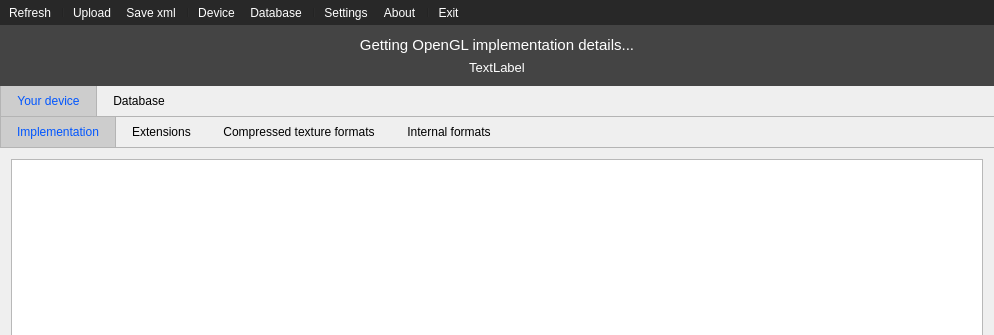
Qt form glCapsViewer.ui (SaschaWillems/glCapsViewer) before a commit; both pictures show x 0 to 994 and y 0 to 335 of the 994 by 796 pixel window.
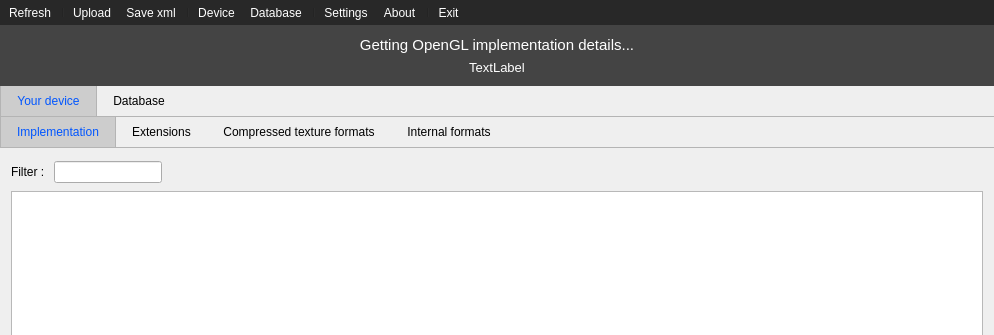
The same form after that commit. The open tabs and pages were chosen to show the change. Icons and pictures are not drawn.

Commit message: Model based tree view and live filtering for implementation details

```diff
--- a/glCapsViewer.ui
+++ b/glCapsViewer.ui
@@ -193,7 +193,54 @@
                </attribute>
                <layout class="QVBoxLayout" name="verticalLayout_9">
                 <item>
-                 <widget class="QTreeWidget" name="treeWidget">
+                 <widget class="QWidget" name="widget_3" native="true">
+                  <layout class="QFormLayout" name="formLayout_2">
+                   <property name="leftMargin">
+                    <number>0</number>
+                   </property>
+                   <property name="topMargin">
+                    <number>2</number>
+                   </property>
+                   <property name="rightMargin">
+                    <number>0</number>
+                   </property>
+                   <property name="bottomMargin">
+                    <number>2</number>
+                   </property>
+                   <item row="0" column="0">
+                    <widget class="QLabel" name="label_3">
+                     <property name="sizePolicy">
+                      <sizepolicy hsizetype="Fixed" vsizetype="Preferred">
+                       <horstretch>0</horstretch>
+                       <verstretch>0</verstretch>
+                      </sizepolicy>
+                     </property>
+                     <property name="text">
+                      <string>Filter : </string>
+                     </property>
+                     <property name="scaledContents">
+                      <bool>false</bool>
+                     </property>
+                     <property name="alignment">
+                      <set>Qt::AlignLeading|Qt::AlignLeft|Qt::AlignVCenter</set>
+                     </property>
+                    </widget>
+                   </item>
+                   <item row="0" column="1">
+                    <widget class="QLineEdit" name="lineEditImplementation">
+                     <property name="sizePolicy">
+                      <sizepolicy hsizetype="Fixed" vsizetype="Fixed">
+                       <horstretch>0</horstretch>
+                       <verstretch>0</verstretch>
+                      </sizepolicy>
+                     </property>
+                    </widget>
+                   </item>
+                  </layout>
+                 </widget>
+                </item>
+                <item>
+                 <widget class="QTreeView" name="treeViewImplementation">
                   <property name="styleSheet">
                    <string notr="true">QTreeView::item { height: 24px;}</string>
                   </property>
@@ -203,28 +250,9 @@
                   <property name="alternatingRowColors">
                    <bool>true</bool>
                   </property>
-                  <property name="sortingEnabled">
-                   <bool>false</bool>
-                  </property>
                   <attribute name="headerVisible">
                    <bool>false</bool>
                   </attribute>
-                  <attribute name="headerDefaultSectionSize">
-                   <number>200</number>
-                  </attribute>
-                  <attribute name="headerStretchLastSection">
-                   <bool>true</bool>
-                  </attribute>
-                  <column>
-                   <property name="text">
-                    <string>key</string>
-                   </property>
-                  </column>
-                  <column>
-                   <property name="text">
-                    <string>value</string>
-                   </property>
-                  </column>
                  </widget>
                 </item>
                </layout>
```
Left out of the diff: 2 changed lines with no effect on the pictures. The commit also changes 3 other files.
